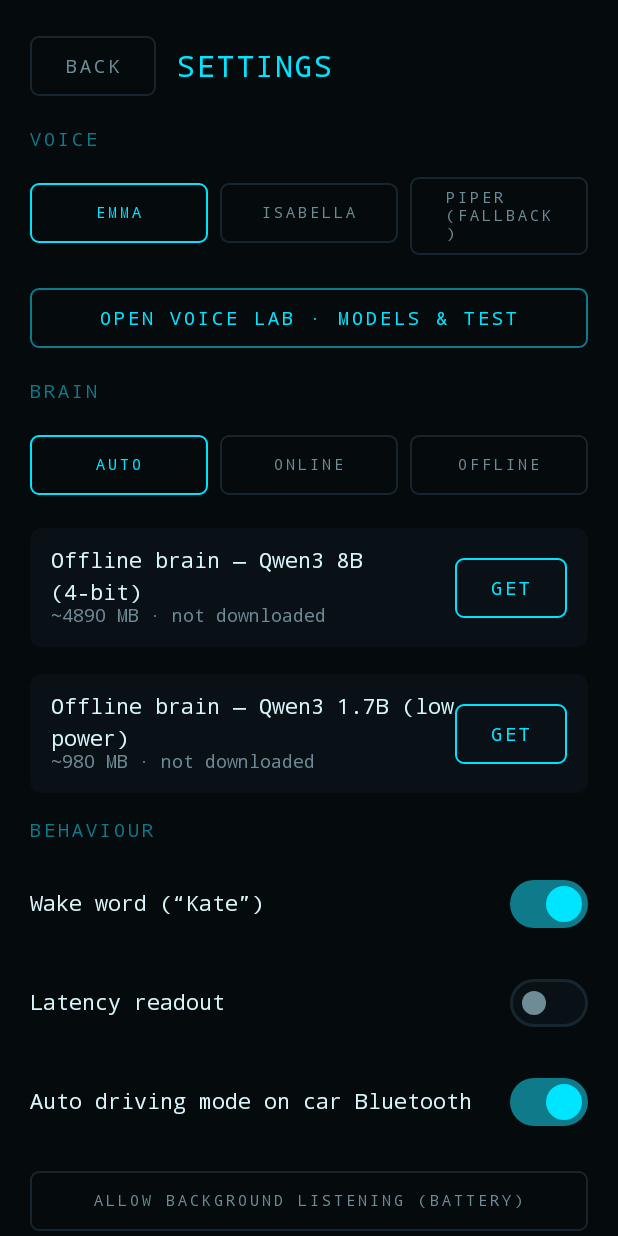
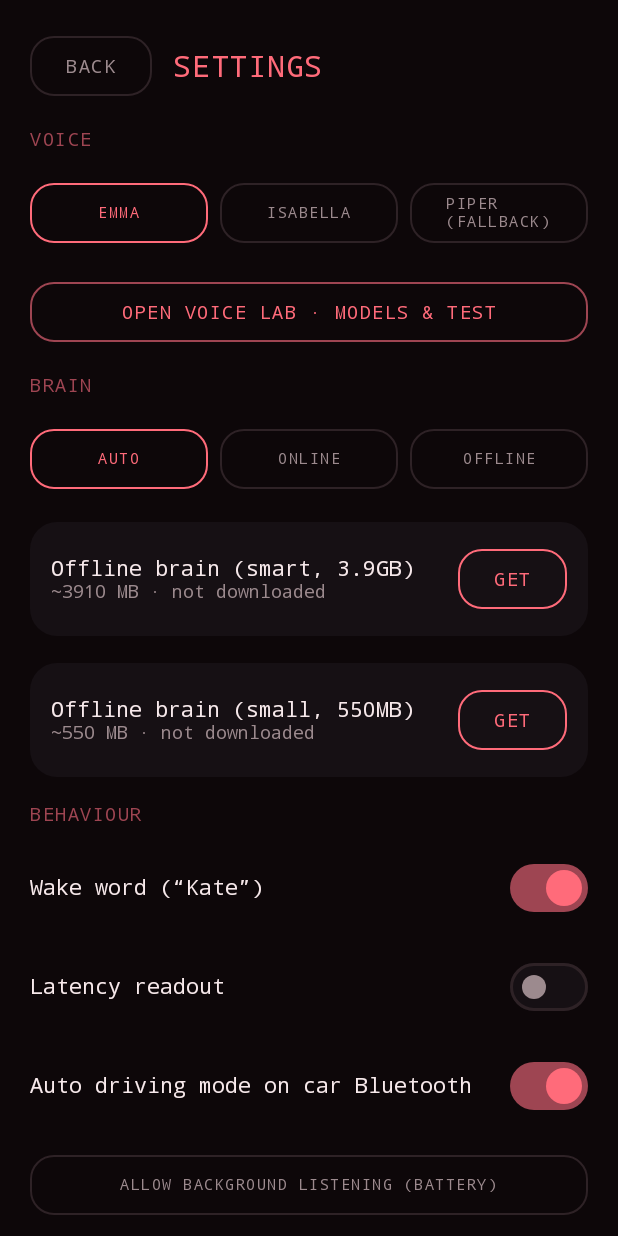
Before and after one commit to LukeTempleman/kate, an Android app built with Jetpack Compose: the screen it shows after launch (MainActivity), after a tap on "Settings", on a phone screen of 412 x 824 dp. Run offline under Robolectric (Android 15) with nearby library versions, the phone set to English and light mode, and no system bars; our stand-ins replace Room's generated code; libraries missing offline, so code that uses them is left out: com.google.mediapipe.tasks, org.apache.commons; 9 statements that could not run were skipped; 3 other taps on this screen came first.

Commit message:
0.6.0: working offline brains (.task — Phi-4-mini q8 + Qwen2.5-0.5B, litertlm files fail tokenizer load in MediaPipe), per-model prompt templates, legacy model cleanup, soft red theme, plain-language 3-step setup flow, friendlier settings copy
Co-Authored-By: Claude Fable 5 <noreply@anthropic.com>

```diff
--- a/app/build.gradle.kts
+++ b/app/build.gradle.kts
@@ -15,8 +15,8 @@ android {
         applicationId = "tech.gonxt.kate"
         minSdk = 31
         targetSdk = 36
-        versionCode = 8
-        versionName = "0.5.0"
+        versionCode = 9
+        versionName = "0.6.0"
 
         ndk {
             abiFilters += "arm64-v8a"
--- a/app/src/main/java/tech/gonxt/kate/KateViewModel.kt
+++ b/app/src/main/java/tech/gonxt/kate/KateViewModel.kt
@@ -96,6 +96,15 @@ class KateViewModel(app: Application) : AndroidViewModel(app) {
     fun deleteModel(spec: ModelSpec) = modelManager.delete(spec)
     fun speakDirect(text: String) = engine.speakDirect(text)
 
+    fun anyOfflineBrainReady(): Boolean =
+        modelManager.isReady(tech.gonxt.kate.models.Models.LLM_PRIMARY) ||
+            modelManager.isReady(tech.gonxt.kate.models.Models.LLM_FALLBACK)
+
+    /** Setup is "done enough" once she can speak and has any brain. */
+    fun setupComplete(): Boolean =
+        modelManager.isReady(tech.gonxt.kate.models.Models.KOKORO) &&
+            (settings.value.groqApiKey.isNotBlank() || anyOfflineBrainReady())
+
     fun setPortalUrl(url: String) = viewModelScope.launch { settingsRepo.setPortalUrl(url) }
     fun setPortalToken(t: String) = viewModelScope.launch { settingsRepo.setPortalToken(t) }
     fun syncNow() = SyncEngine.syncNow(getApplication())
--- a/app/src/main/java/tech/gonxt/kate/models/ModelManager.kt
+++ b/app/src/main/java/tech/gonxt/kate/models/ModelManager.kt
@@ -14,6 +14,8 @@ import java.net.URL
 
 enum class ModelKind { TTS_KOKORO, TTS_PIPER, VAD, STT, KWS, LLM, EMBEDDING }
 
+enum class PromptStyle { CHATML, PHI }
+
 data class ModelSpec(
     val id: String,
     val displayName: String,
@@ -23,12 +25,13 @@ data class ModelSpec(
     /** true = tar.bz2 archive with a top-level directory named [archiveRoot]. */
     val isArchive: Boolean = true,
     val archiveRoot: String = "",
+    val promptStyle: PromptStyle = PromptStyle.CHATML,
 )
 
 object Models {
     val KOKORO = ModelSpec(
         id = "kokoro-int8-v1_0",
-        displayName = "Kokoro voice (Emma & Isabella)",
+        displayName = "Her voice (Emma & Isabella)",
         url = "https://github.com/k2-fsa/sherpa-onnx/releases/download/tts-models/kokoro-int8-multi-lang-v1_0.tar.bz2",
         kind = ModelKind.TTS_KOKORO,
         approxMB = 132,
@@ -37,7 +40,7 @@ object Models {
 
     val PIPER = ModelSpec(
         id = "piper-en_gb-jenny-int8",
-        displayName = "Piper fallback voice (en_GB)",
+        displayName = "Backup voice (battery saver)",
         url = "https://github.com/k2-fsa/sherpa-onnx/releases/download/tts-models/vits-piper-en_GB-jenny_dioco-medium-int8.tar.bz2",
         kind = ModelKind.TTS_PIPER,
         approxMB = 21,
@@ -46,7 +49,7 @@ object Models {
 
     val SILERO_VAD = ModelSpec(
         id = "silero-vad",
-        displayName = "Silero VAD (endpointing)",
+        displayName = "Speech detection",
         url = "https://github.com/k2-fsa/sherpa-onnx/releases/download/asr-models/silero_vad.onnx",
         kind = ModelKind.VAD,
         approxMB = 1,
@@ -55,7 +58,7 @@ object Models {
 
     val WHISPER_SMALL_EN = ModelSpec(
         id = "whisper-small-en",
-        displayName = "Whisper small.en (ears)",
+        displayName = "Hearing (speech to text)",
         url = "https://github.com/k2-fsa/sherpa-onnx/releases/download/asr-models/sherpa-onnx-whisper-small.en.tar.bz2",
         kind = ModelKind.STT,
         approxMB = 636,
@@ -64,36 +67,42 @@ object Models {
 
     val KWS_ZIPFORMER = ModelSpec(
         id = "kws-zipformer-en",
-        displayName = "Wake word (\"Kate\")",
+        displayName = "Wake word (\u201cMoneypenny\u201d)",
         url = "https://github.com/k2-fsa/sherpa-onnx/releases/download/kws-models/sherpa-onnx-kws-zipformer-gigaspeech-3.3M-2024-01-01-mobile.tar.bz2",
         kind = ModelKind.KWS,
         approxMB = 16,
         archiveRoot = "sherpa-onnx-kws-zipformer-gigaspeech-3.3M-2024-01-01-mobile",
     )
 
-    // Spec M1.4 names Llama 3.1 8B / 3.2 3B, but Meta-licensed LiteRT builds are
-    // gated on HF; Qwen3 8B int4 (4.9GB, same budget) and 1.7B are the ungated equivalents.
+    // Spec M1.4 names Llama 8B/3B, but Meta-licensed LiteRT builds are HF-gated and
+    // .litertlm files fail in MediaPipe 0.10.35 ("sentencepiece tokenizer not found").
+    // These are the strongest ungated .task builds that actually load.
     val LLM_PRIMARY = ModelSpec(
-        id = "qwen3-8b-int4",
-        displayName = "Offline brain — Qwen3 8B (4-bit)",
-        url = "https://huggingface.co/litert-community/Qwen3-8B/resolve/main/qwen3_8b_mixed_int4.litertlm",
+        id = "phi4-mini-q8",
+        displayName = "Offline brain (smart, 3.9GB)",
+        url = "https://huggingface.co/litert-community/Phi-4-mini-instruct/resolve/main/Phi-4-mini-instruct_multi-prefill-seq_q8_ekv4096.task",
         kind = ModelKind.LLM,
-        approxMB = 4890,
+        approxMB = 3910,
         isArchive = false,
+        promptStyle = PromptStyle.PHI,
     )
 
     val LLM_FALLBACK = ModelSpec(
-        id = "qwen3-1_7b-int4",
-        displayName = "Offline brain — Qwen3 1.7B (low power)",
-        url = "https://huggingface.co/litert-community/Qwen3-1.7B/resolve/main/Qwen3-1.7B_dynamic_wi4b32_afp32.litertlm",
+        id = "qwen25-0_5b-q8",
+        displayName = "Offline brain (small, 550MB)",
+        url = "https://huggingface.co/litert-community/Qwen2.5-0.5B-Instruct/resolve/main/Qwen2.5-0.5B-Instruct_multi-prefill-seq_q8_ekv1280.task",
         kind = ModelKind.LLM,
-        approxMB = 980,
+        approxMB = 550,
         isArchive = false,
+        promptStyle = PromptStyle.CHATML,
     )
+
+    /** Model ids from earlier builds whose files no longer load — reclaim the gigabytes. */
+    val LEGACY_IDS = listOf("qwen3-8b-int4", "qwen3-1_7b-int4")
 
     val EMBEDDER = ModelSpec(
         id = "use-embedder",
-        displayName = "Memory embeddings (semantic recall)",
+        displayName = "Memory upgrade (smarter recall)",
         url = "https://storage.googleapis.com/mediapipe-models/text_embedder/universal_sentence_encoder/float32/latest/universal_sentence_encoder.tflite",
         kind = ModelKind.EMBEDDING,
         approxMB = 100,
@@ -119,6 +128,13 @@ class ModelManager(context: Context) {
 
     private val root: File = (context.getExternalFilesDir(null) ?: context.filesDir)
         .resolve("models").apply { mkdirs() }
+
+    init {
+        for (id in Models.LEGACY_IDS) {
+            root.listFiles { f -> f.name.startsWith(id) || f.name.contains("litertlm") }
+                ?.forEach { it.deleteRecursively() }
+        }
+    }
 
     private val statuses = Models.ALL.associate { spec ->
         spec.id to MutableStateFlow(if (isReady(spec)) ModelStatus.Ready else ModelStatus.NotDownloaded as ModelStatus)
--- a/app/src/main/java/tech/gonxt/kate/ui/KateApp.kt
+++ b/app/src/main/java/tech/gonxt/kate/ui/KateApp.kt
@@ -12,6 +12,7 @@ import tech.gonxt.kate.ui.screens.DashboardScreen
 import tech.gonxt.kate.ui.screens.DrivingScreen
 import tech.gonxt.kate.ui.screens.HomeScreen
 import tech.gonxt.kate.ui.screens.SettingsScreen
+import tech.gonxt.kate.ui.screens.SetupScreen
 import tech.gonxt.kate.ui.screens.VoiceLabScreen
 
 object Routes {
@@ -20,6 +21,7 @@ object Routes {
     const val DRIVING = "driving"
     const val VOICE_LAB = "voice_lab"
     const val DASHBOARD = "dashboard"
+    const val SETUP = "setup"
 }
 
 @Composable
@@ -41,10 +43,14 @@ fun KateApp(vm: KateViewModel) {
                 onOpenSettings = { nav.navigate(Routes.SETTINGS) },
                 onOpenDriving = { vm.setDrivingMode(true) },
                 onOpenDashboard = { nav.navigate(Routes.DASHBOARD) },
+                onOpenSetup = { nav.navigate(Routes.SETUP) },
             )
         }
         composable(Routes.DASHBOARD) {
             DashboardScreen(vm = vm, onBack = { nav.popBackStack() })
+        }
+        composable(Routes.SETUP) {
+            SetupScreen(vm = vm, onDone = { nav.popBackStack() })
         }
         composable(Routes.SETTINGS) {
             SettingsScreen(
--- a/app/src/main/java/tech/gonxt/kate/ui/screens/DrivingScreen.kt
+++ b/app/src/main/java/tech/gonxt/kate/ui/screens/DrivingScreen.kt
@@ -54,7 +54,7 @@ fun DrivingScreen(vm: KateViewModel, onExit: () -> Unit) {
             OutlinedButton(
                 onClick = onExit,
                 modifier = Modifier.size(width = 120.dp, height = 64.dp),
-                shape = RoundedCornerShape(8.dp),
+                shape = RoundedCornerShape(18.dp),
                 border = BorderStroke(1.dp, KateColors.Line),
             ) {
                 Text("EXIT", style = MaterialTheme.typography.labelLarge, color = KateColors.TextDim)
@@ -103,7 +103,7 @@ fun DrivingScreen(vm: KateViewModel, onExit: () -> Unit) {
                 .fillMaxWidth()
                 .padding(top = 24.dp)
                 .height(96.dp),
-            shape = RoundedCornerShape(12.dp),
+            shape = RoundedCornerShape(22.dp),
             border = BorderStroke(2.dp, KateColors.Cyan),
         ) {
             Text("TALK", fontSize = 28.sp, fontFamily = tech.gonxt.kate.ui.theme.Mono, color = KateColors.Cyan)
--- a/app/src/main/java/tech/gonxt/kate/ui/screens/HomeScreen.kt
+++ b/app/src/main/java/tech/gonxt/kate/ui/screens/HomeScreen.kt
@@ -51,6 +51,7 @@ fun HomeScreen(
     onOpenSettings: () -> Unit,
     onOpenDriving: () -> Unit,
     onOpenDashboard: () -> Unit = {},
+    onOpenSetup: () -> Unit = {},
 ) {
     val orbState by vm.engine.orbState.collectAsStateWithLifecycle()
     val amplitude by vm.engine.speakingAmplitude.collectAsStateWithLifecycle()
@@ -88,7 +89,7 @@ fun HomeScreen(
             Spacer(Modifier.weight(1f))
             OutlinedButton(
                 onClick = onOpenDashboard,
-                shape = RoundedCornerShape(6.dp),
+                shape = RoundedCornerShape(16.dp),
                 border = androidx.compose.foundation.BorderStroke(1.dp, KateColors.Line),
                 contentPadding = androidx.compose.foundation.layout.PaddingValues(horizontal = 10.dp),
             ) {
@@ -97,7 +98,7 @@ fun HomeScreen(
             Spacer(Modifier.width(6.dp))
             OutlinedButton(
                 onClick = onOpenDriving,
-                shape = RoundedCornerShape(6.dp),
+                shape = RoundedCornerShape(16.dp),
                 border = androidx.compose.foundation.BorderStroke(1.dp, KateColors.Line),
                 contentPadding = androidx.compose.foundation.layout.PaddingValues(horizontal = 10.dp),
             ) {
@@ -105,6 +106,23 @@ fun HomeScreen(
             }
             IconButton(onClick = onOpenSettings) {
                 Icon(Icons.Filled.Settings, contentDescription = "Settings", tint = KateColors.TextDim)
+            }
+        }
+
+        if (!vm.setupComplete()) {
+            OutlinedButton(
+                onClick = onOpenSetup,
+                shape = RoundedCornerShape(20.dp),
+                border = androidx.compose.foundation.BorderStroke(1.dp, KateColors.Cyan),
+                modifier = Modifier
+                    .fillMaxWidth()
+                    .padding(top = 12.dp),
+            ) {
+                Text(
+                    "FINISH SETTING HER UP →",
+                    style = MaterialTheme.typography.labelMedium,
+                    color = KateColors.Cyan,
+                )
             }
         }
 
@@ -182,7 +200,7 @@ private fun InputBar(onSend: (String) -> Unit, onTalk: () -> Unit) {
     ) {
         OutlinedButton(
             onClick = onTalk,
-            shape = RoundedCornerShape(6.dp),
+            shape = RoundedCornerShape(16.dp),
             modifier = Modifier.height(56.dp),
             border = androidx.compose.foundation.BorderStroke(1.dp, KateColors.Cyan),
         ) {
@@ -209,7 +227,7 @@ private fun InputBar(onSend: (String) -> Unit, onTalk: () -> Unit) {
             modifier = Modifier
                 .padding(start = 6.dp)
                 .size(48.dp)
-                .border(1.dp, KateColors.Line, RoundedCornerShape(6.dp)),
+                .border(1.dp, KateColors.Line, RoundedCornerShape(16.dp)),
         ) {
             Icon(Icons.AutoMirrored.Filled.Send, contentDescription = "Send", tint = KateColors.Cyan)
         }
--- a/app/src/main/java/tech/gonxt/kate/ui/screens/SettingsScreen.kt
+++ b/app/src/main/java/tech/gonxt/kate/ui/screens/SettingsScreen.kt
@@ -53,7 +53,7 @@ fun SettingsScreen(vm: KateViewModel, onBack: () -> Unit, onOpenVoiceLab: () ->
         Row(verticalAlignment = Alignment.CenterVertically) {
             OutlinedButton(
                 onClick = onBack,
-                shape = RoundedCornerShape(6.dp),
+                shape = RoundedCornerShape(16.dp),
                 border = BorderStroke(1.dp, KateColors.Line),
             ) {
                 Text("BACK", style = MaterialTheme.typography.labelMedium, color = KateColors.TextDim)
@@ -70,7 +70,7 @@ fun SettingsScreen(vm: KateViewModel, onBack: () -> Unit, onOpenVoiceLab: () ->
         )
         OutlinedButton(
             onClick = onOpenVoiceLab,
-            shape = RoundedCornerShape(6.dp),
+            shape = RoundedCornerShape(16.dp),
             border = BorderStroke(1.dp, KateColors.CyanDim),
             modifier = Modifier.fillMaxWidth(),
         ) {
@@ -101,7 +101,7 @@ fun SettingsScreen(vm: KateViewModel, onBack: () -> Unit, onOpenVoiceLab: () ->
                     ),
                 )
             },
-            shape = RoundedCornerShape(6.dp),
+            shape = RoundedCornerShape(16.dp),
             border = BorderStroke(1.dp, KateColors.Line),
             modifier = Modifier.fillMaxWidth(),
         ) {
@@ -141,16 +141,17 @@ fun SettingsScreen(vm: KateViewModel, onBack: () -> Unit, onOpenVoiceLab: () ->
         )
         ModelRow(vm, Models.EMBEDDER)
 
-        SectionLabel("KEYS")
-        KeyField("Groq API key (online brain)", s.groqApiKey, vm::setGroqApiKey)
-        KeyField("Picovoice access key (wake word)", s.picovoiceAccessKey, vm::setPicovoiceAccessKey)
+        SectionLabel("CONNECT")
+        Text("A free Groq key gives her a fast online brain \u2014 console.groq.com", style = MaterialTheme.typography.bodySmall, color = KateColors.TextDim)
+        KeyField("Groq key", s.groqApiKey, vm::setGroqApiKey)
 
-        SectionLabel("PORTAL SYNC")
+        SectionLabel("CLOUD SYNC \u00b7 OPTIONAL")
+        Text("Backs up her memory and runs big jobs in the cloud. Fine to skip.", style = MaterialTheme.typography.bodySmall, color = KateColors.TextDim)
         KeyField("Portal URL", s.portalUrl, vm::setPortalUrl)
         KeyField("Portal token", s.portalToken, vm::setPortalToken)
         OutlinedButton(
             onClick = vm::syncNow,
-            shape = RoundedCornerShape(6.dp),
+            shape = RoundedCornerShape(16.dp),
             border = BorderStroke(1.dp, KateColors.CyanDim),
             modifier = Modifier.fillMaxWidth(),
         ) {
@@ -175,7 +176,7 @@ fun SettingsScreen(vm: KateViewModel, onBack: () -> Unit, onOpenVoiceLab: () ->
                     crashFile?.delete()
                     crashText = ""
                 },
-                shape = RoundedCornerShape(6.dp),
+                shape = RoundedCornerShape(16.dp),
                 border = BorderStroke(1.dp, KateColors.Line),
             ) {
                 Text("CLEAR", style = MaterialTheme.typography.labelSmall, color = KateColors.TextDim)
@@ -183,7 +184,7 @@ fun SettingsScreen(vm: KateViewModel, onBack: () -> Unit, onOpenVoiceLab: () ->
         }
 
         Text(
-            "moneypenny 0.5.0",
+            "moneypenny 0.6.0",
             style = MaterialTheme.typography.labelSmall,
             color = KateColors.TextDim,
             modifier = Modifier.padding(top = 8.dp, bottom = 24.dp),
@@ -203,7 +204,7 @@ private fun ChoiceRow(options: List<String>, selected: Int, onSelect: (Int) -> U
             val active = i == selected
             OutlinedButton(
                 onClick = { onSelect(i) },
-                shape = RoundedCornerShape(6.dp),
+                shape = RoundedCornerShape(16.dp),
                 border = BorderStroke(1.dp, if (active) KateColors.Cyan else KateColors.Line),
                 modifier = Modifier.weight(1f),
             ) {
--- a/app/src/main/java/tech/gonxt/kate/ui/screens/VoiceLabScreen.kt
+++ b/app/src/main/java/tech/gonxt/kate/ui/screens/VoiceLabScreen.kt
@@ -59,7 +59,7 @@ fun VoiceLabScreen(vm: KateViewModel, onBack: () -> Unit) {
         Row(verticalAlignment = Alignment.CenterVertically) {
             OutlinedButton(
                 onClick = onBack,
-                shape = RoundedCornerShape(6.dp),
+                shape = RoundedCornerShape(16.dp),
                 border = BorderStroke(1.dp, KateColors.Line),
             ) {
                 Text("BACK", style = MaterialTheme.typography.labelMedium, color = KateColors.TextDim)
@@ -94,7 +94,7 @@ fun VoiceLabScreen(vm: KateViewModel, onBack: () -> Unit) {
                 modifier = Modifier
                     .weight(1f)
                     .height(56.dp),
-                shape = RoundedCornerShape(6.dp),
+                shape = RoundedCornerShape(16.dp),
                 border = BorderStroke(1.dp, KateColors.Cyan),
             ) {
                 Text("SPEAK", style = MaterialTheme.typography.labelLarge, color = KateColors.Cyan)
@@ -102,7 +102,7 @@ fun VoiceLabScreen(vm: KateViewModel, onBack: () -> Unit) {
             OutlinedButton(
                 onClick = { vm.engine.bargeIn() },
                 modifier = Modifier.height(56.dp),
-                shape = RoundedCornerShape(6.dp),
+                shape = RoundedCornerShape(16.dp),
                 border = BorderStroke(1.dp, KateColors.Line),
             ) {
                 Text("STOP", style = MaterialTheme.typography.labelLarge, color = KateColors.TextDim)
@@ -129,7 +129,7 @@ fun ModelRow(vm: KateViewModel, spec: ModelSpec) {
     Column(
         modifier = Modifier
             .fillMaxWidth()
-            .background(KateColors.Surface, RoundedCornerShape(8.dp))
+            .background(KateColors.Surface, RoundedCornerShape(18.dp))
             .padding(14.dp),
         verticalArrangement = Arrangement.spacedBy(8.dp),
     ) {
@@ -151,14 +151,14 @@ fun ModelRow(vm: KateViewModel, spec: ModelSpec) {
             when (st) {
                 ModelStatus.NotDownloaded, is ModelStatus.Failed -> OutlinedButton(
                     onClick = { vm.downloadModel(spec) },
-                    shape = RoundedCornerShape(6.dp),
+                    shape = RoundedCornerShape(16.dp),
                     border = BorderStroke(1.dp, KateColors.Cyan),
                 ) {
                     Text("GET", style = MaterialTheme.typography.labelMedium, color = KateColors.Cyan)
                 }
                 ModelStatus.Ready -> OutlinedButton(
                     onClick = { vm.deleteModel(spec) },
-                    shape = RoundedCornerShape(6.dp),
+                    shape = RoundedCornerShape(16.dp),
                     border = BorderStroke(1.dp, KateColors.Line),
                 ) {
                     Text("DEL", style = MaterialTheme.typography.labelMedium, color = KateColors.TextDim)
--- a/app/src/main/java/tech/gonxt/kate/ui/theme/Theme.kt
+++ b/app/src/main/java/tech/gonxt/kate/ui/theme/Theme.kt
@@ -11,19 +11,20 @@ import androidx.compose.ui.text.font.FontFamily
 import androidx.compose.ui.text.font.FontWeight
 import androidx.compose.ui.unit.sp
 
-// Kate design system — locked in Iteration 1:
-// near-black base, single electric-cyan accent, thin-line geometry, mono display type.
+// Moneypenny design system v2: warm near-black base, soft red accent,
+// rounded geometry, mono display type. (Names kept from the cyan era so the
+// accent swap stays a one-file change.)
 object KateColors {
-    val Base = Color(0xFF050A0D)
-    val Surface = Color(0xFF0A1116)
-    val SurfaceBright = Color(0xFF0E1A21)
-    val Line = Color(0xFF17262E)
-    val Cyan = Color(0xFF00E5FF)
-    val CyanDim = Color(0xFF0E7A8A)
-    val CyanGlow = Color(0x3300E5FF)
-    val Text = Color(0xFFD9F6FB)
-    val TextDim = Color(0xFF6E8C96)
-    val Danger = Color(0xFFFF5470)
+    val Base = Color(0xFF0D0709)
+    val Surface = Color(0xFF161014)
+    val SurfaceBright = Color(0xFF201619)
+    val Line = Color(0xFF2E2226)
+    val Cyan = Color(0xFFFF6B7A) // soft red — primary accent
+    val CyanDim = Color(0xFF9E4552)
+    val CyanGlow = Color(0x33FF6B7A)
+    val Text = Color(0xFFF7E9EB)
+    val TextDim = Color(0xFF9C8A8E)
+    val Danger = Color(0xFFFFB65C) // warnings shift to amber; red is the brand now
 }
 
 private val KateColorScheme = darkColorScheme(
@@ -44,16 +45,16 @@ private val KateColorScheme = darkColorScheme(
 val Mono = FontFamily.Monospace
 
 private val KateTypography = Typography(
-    displayLarge = TextStyle(fontFamily = Mono, fontWeight = FontWeight.Light, fontSize = 44.sp, letterSpacing = 2.sp),
-    headlineMedium = TextStyle(fontFamily = Mono, fontWeight = FontWeight.Normal, fontSize = 26.sp, letterSpacing = 1.sp),
-    titleLarge = TextStyle(fontFamily = Mono, fontWeight = FontWeight.Medium, fontSize = 20.sp, letterSpacing = 1.sp),
-    titleMedium = TextStyle(fontFamily = Mono, fontWeight = FontWeight.Medium, fontSize = 15.sp, letterSpacing = 1.5.sp),
-    bodyLarge = TextStyle(fontFamily = Mono, fontWeight = FontWeight.Normal, fontSize = 16.sp, lineHeight = 24.sp),
-    bodyMedium = TextStyle(fontFamily = Mono, fontWeight = FontWeight.Normal, fontSize = 14.sp, lineHeight = 21.sp),
-    bodySmall = TextStyle(fontFamily = Mono, fontWeight = FontWeight.Normal, fontSize = 12.sp, lineHeight = 17.sp),
-    labelLarge = TextStyle(fontFamily = Mono, fontWeight = FontWeight.Medium, fontSize = 14.sp, letterSpacing = 2.sp),
-    labelMedium = TextStyle(fontFamily = Mono, fontWeight = FontWeight.Medium, fontSize = 12.sp, letterSpacing = 2.sp),
-    labelSmall = TextStyle(fontFamily = Mono, fontWeight = FontWeight.Normal, fontSize = 10.sp, letterSpacing = 2.sp),
+    displayLarge = TextStyle(fontFamily = Mono, fontWeight = FontWeight.Light, fontSize = 44.sp, letterSpacing = 1.sp),
+    headlineMedium = TextStyle(fontFamily = Mono, fontWeight = FontWeight.Normal, fontSize = 26.sp, letterSpacing = 0.5.sp),
+    titleLarge = TextStyle(fontFamily = Mono, fontWeight = FontWeight.Medium, fontSize = 20.sp, letterSpacing = 0.5.sp),
+    titleMedium = TextStyle(fontFamily = Mono, fontWeight = FontWeight.Medium, fontSize = 15.sp, letterSpacing = 0.5.sp),
+    bodyLarge = TextStyle(fontFamily = Mono, fontWeight = FontWeight.Normal, fontSize = 16.sp, lineHeight = 26.sp),
+    bodyMedium = TextStyle(fontFamily = Mono, fontWeight = FontWeight.Normal, fontSize = 14.sp, lineHeight = 22.sp),
+    bodySmall = TextStyle(fontFamily = Mono, fontWeight = FontWeight.Normal, fontSize = 12.sp, lineHeight = 18.sp),
+    labelLarge = TextStyle(fontFamily = Mono, fontWeight = FontWeight.Medium, fontSize = 14.sp, letterSpacing = 1.sp),
+    labelMedium = TextStyle(fontFamily = Mono, fontWeight = FontWeight.Medium, fontSize = 12.sp, letterSpacing = 1.sp),
+    labelSmall = TextStyle(fontFamily = Mono, fontWeight = FontWeight.Normal, fontSize = 10.sp, letterSpacing = 1.sp),
 )
 
 @Composable
--- a/app/src/main/res/drawable/ic_launcher_foreground.xml
+++ b/app/src/main/res/drawable/ic_launcher_foreground.xml
@@ -5,16 +5,16 @@
     android:viewportHeight="108">
     <path
         android:fillColor="#00000000"
-        android:strokeColor="#00E5FF"
+        android:strokeColor="#FF6B7A"
         android:strokeWidth="2"
         android:pathData="M54,54m-22,0a22,22 0,1 1,44 0a22,22 0,1 1,-44 0" />
     <path
         android:fillColor="#00000000"
-        android:strokeColor="#00E5FF"
+        android:strokeColor="#FF6B7A"
         android:strokeWidth="1"
         android:strokeAlpha="0.45"
         android:pathData="M54,54m-30,0a30,30 0,1 1,60 0a30,30 0,1 1,-60 0" />
     <path
-        android:fillColor="#00E5FF"
+        android:fillColor="#FF6B7A"
         android:pathData="M54,54m-6,0a6,6 0,1 1,12 0a6,6 0,1 1,-12 0" />
 </vector>
--- a/app/src/main/res/values/ic_launcher_background.xml
+++ b/app/src/main/res/values/ic_launcher_background.xml
@@ -1,4 +1,4 @@
 <?xml version="1.0" encoding="utf-8"?>
 <resources>
-    <color name="ic_launcher_background">#050A0D</color>
+    <color name="ic_launcher_background">#0D0709</color>
 </resources>
--- a/app/src/main/res/values/themes.xml
+++ b/app/src/main/res/values/themes.xml
@@ -1,8 +1,8 @@
 <?xml version="1.0" encoding="utf-8"?>
 <resources>
     <style name="Theme.Kate" parent="android:Theme.Material.NoActionBar">
-        <item name="android:windowBackground">#050A0D</item>
-        <item name="android:statusBarColor">#050A0D</item>
-        <item name="android:navigationBarColor">#050A0D</item>
+        <item name="android:windowBackground">#0D0709</item>
+        <item name="android:statusBarColor">#0D0709</item>
+        <item name="android:navigationBarColor">#0D0709</item>
     </style>
 </resources>
```
Also changed, not shown: app/src/main/java/tech/gonxt/kate/brain/OnDeviceBrain.kt (+18 -2 lines), app/src/main/java/tech/gonxt/kate/ui/screens/DashboardScreen.kt (+10 -10 lines), app/src/main/java/tech/gonxt/kate/ui/screens/SetupScreen.kt (added, +224 -0 lines), 1 other file.
